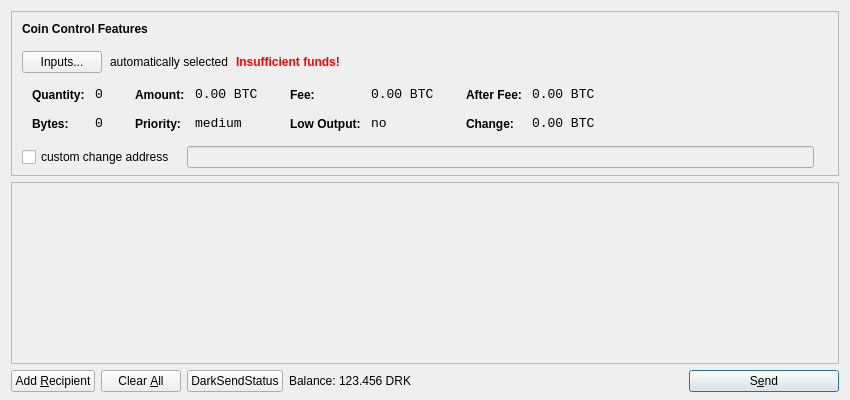
Old version of the form src/qt/forms/sendcoinsdialog.ui in the repository NarubyRiverlione/Spice.
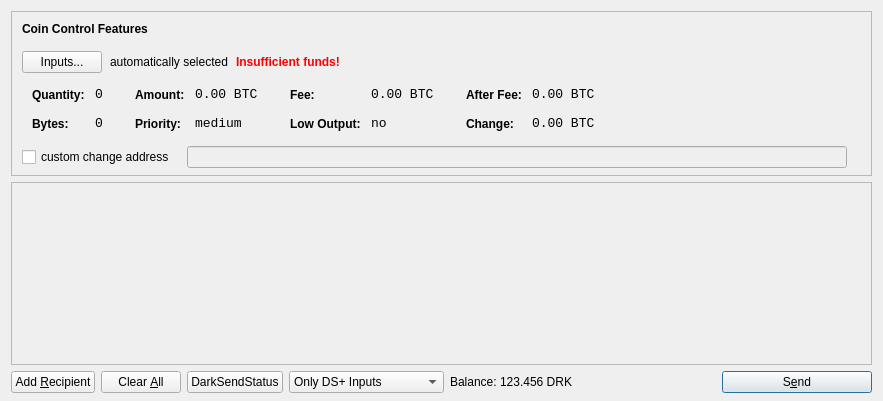
New version of the form. Icons and pictures are not drawn.

Commit message: new gui element for selecting transaction type

What changed in the file:
```diff
--- a/src/qt/forms/sendcoinsdialog.ui
+++ b/src/qt/forms/sendcoinsdialog.ui
@@ -6,8 +6,8 @@
    <rect>
     <x>0</x>
     <y>0</y>
-    <width>850</width>
-    <height>400</height>
+    <width>883</width>
+    <height>401</height>
    </rect>
   </property>
   <property name="windowTitle">
@@ -39,7 +39,7 @@
      </property>
      <layout class="QVBoxLayout" name="verticalLayoutCoinControl2">
       <property name="spacing">
-       <number>-1</number>
+       <number>6</number>
       </property>
       <property name="leftMargin">
        <number>0</number>
@@ -625,8 +625,8 @@
        <rect>
         <x>0</x>
         <y>0</y>
-        <width>830</width>
-        <height>165</height>
+        <width>863</width>
+        <height>153</height>
        </rect>
       </property>
       <layout class="QVBoxLayout" name="verticalLayout_2">
@@ -729,6 +729,31 @@
        </property>
       </widget>
      </item>
+     <item>
+      <widget class="QComboBox" name="inputType">
+       <property name="minimumSize">
+        <size>
+         <width>155</width>
+         <height>0</height>
+        </size>
+       </property>
+       <item>
+        <property name="text">
+         <string>Only DS+ Inputs</string>
+        </property>
+       </item>
+       <item>
+        <property name="text">
+         <string>Only Non DS+ Inputs</string>
+        </property>
+       </item>
+       <item>
+        <property name="text">
+         <string>All Inputs</string>
+        </property>
+       </item>
+      </widget>
+     </item>
      <item>
       <layout class="QHBoxLayout" name="horizontalLayout_2">
        <property name="spacing">
```
Left out of the diff: 1 changed line with no effect on the pictures. The commit also changes 9 other files.
